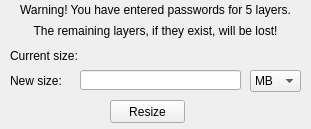
The window that ui/resizecontainerwindow.ui (zorggomat/FractalCryptGUI) describes before a commit, drawn with Qt 5.
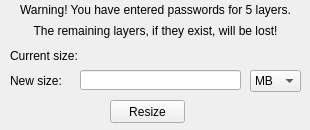
The same window after the commit. Icons and pictures are not drawn.

What changed in the file:
```diff
--- a/ui/resizecontainerwindow.ui
+++ b/ui/resizecontainerwindow.ui
@@ -6,10 +6,28 @@
    <rect>
     <x>0</x>
     <y>0</y>
-    <width>311</width>
-    <height>129</height>
+    <width>310</width>
+    <height>130</height>
    </rect>
   </property>
+  <property name="sizePolicy">
+   <sizepolicy hsizetype="Fixed" vsizetype="Fixed">
+    <horstretch>0</horstretch>
+    <verstretch>0</verstretch>
+   </sizepolicy>
+  </property>
+  <property name="minimumSize">
+   <size>
+    <width>310</width>
+    <height>130</height>
+   </size>
+  </property>
+  <property name="maximumSize">
+   <size>
+    <width>310</width>
+    <height>130</height>
+   </size>
+  </property>
   <property name="windowTitle">
    <string>FractalCrypt</string>
   </property>
```
Left out of the diff: 4 changed lines with no effect on the pictures.
